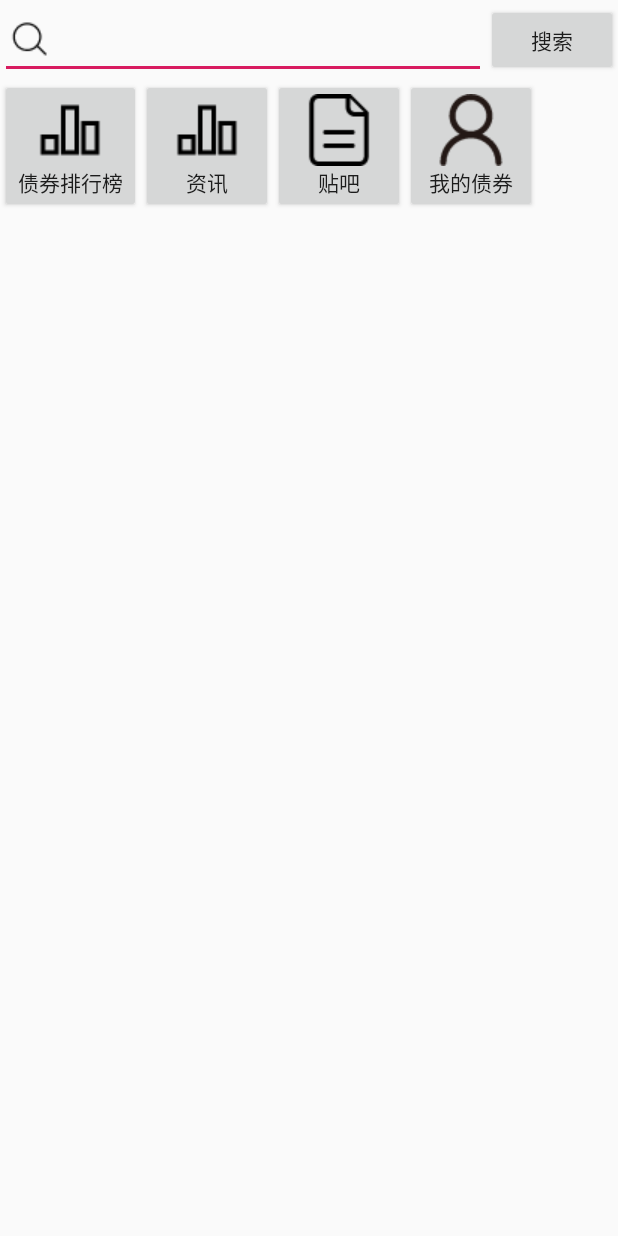
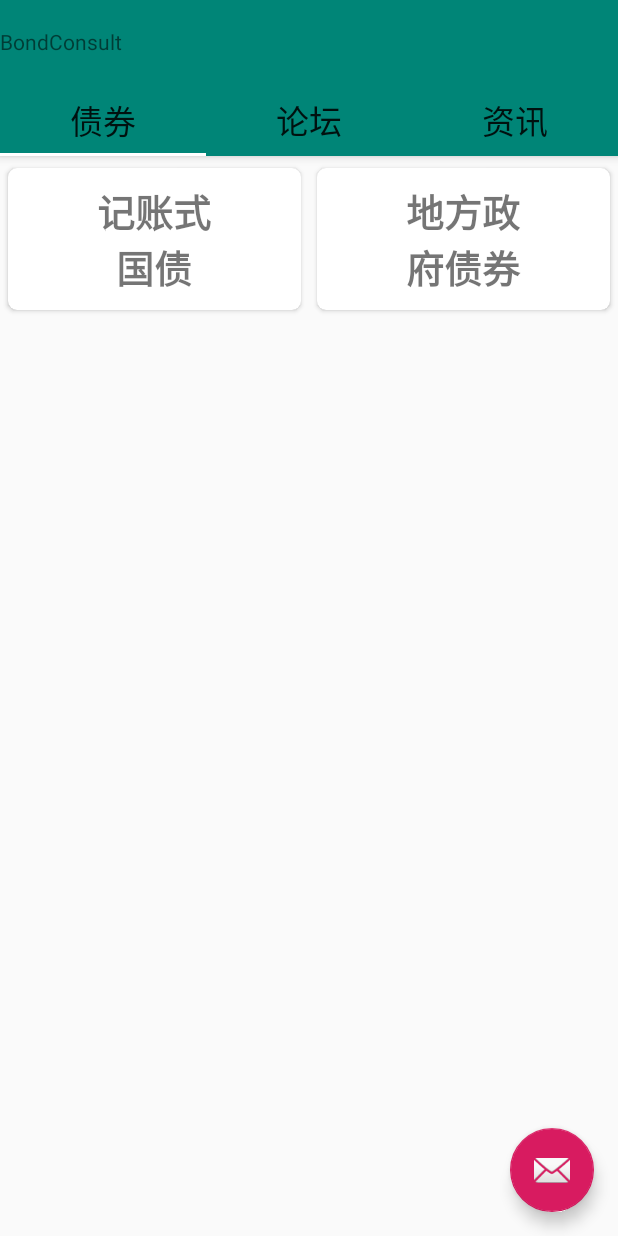
Before and after one commit to iMbaGong/Bond-Consult, an Android app: the screen it shows after launch (FirstPage before the commit, MainActivity after it), on a phone screen of 412 x 824 dp. Run offline under Robolectric (Android 15) with nearby library versions, the phone set to English and light mode, and no system bars.

Commit message:
add mainactivity

```diff
--- a/app/src/main/AndroidManifest.xml
+++ b/app/src/main/AndroidManifest.xml
@@ -11,23 +11,24 @@
         android:roundIcon="@mipmap/ic_launcher_round"
         android:supportsRtl="true"
         android:theme="@style/AppTheme">
-        <activity android:name=".BondInfoActivity"></activity>
-
-        <activity android:name=".BondRankActivity" />
-
-        <activity android:name=".SignUpActivity" />
-        <activity android:name=".LoginActivity" />
-        <activity android:name=".FirstPage">
+        <activity android:name=".MainActivity">
             <intent-filter>
                 <action android:name="android.intent.action.MAIN" />
 
                 <category android:name="android.intent.category.LAUNCHER" />
             </intent-filter>
         </activity>
+        <activity android:name=".BondInfoActivity" />
+        <activity android:name=".BondRankActivity" />
+        <activity android:name=".SignUpActivity" />
+        <activity android:name=".LoginActivity" />
+        <activity android:name=".FirstPage">
+        </activity>
         <activity android:name=".CommentPostActivity" />
         <activity android:name=".PostActivity" />
         <activity android:name=".PostBar" />
         <activity android:name=".NewPostActivity" />
+
         <provider
             android:name="android.support.v4.content.FileProvider"
             android:authorities="com.example.bondconsult.fileprovider"
@@ -42,8 +43,8 @@
             android:name="org.apache.http.legacy"
             android:required="false" />
     </application>
+    <uses-permission android:name="android.permission.INTERNET" />
+
     <uses-permission android:name="android.permission.WRITE_EXTERNAL_STORAGE" />
 
-    <uses-permission android:name="android.permission.INTERNET" />
-
 </manifest>
--- a/app/src/main/java/com/example/bondconsult/BondAdapter.java
+++ b/app/src/main/java/com/example/bondconsult/BondAdapter.java
@@ -14,7 +14,7 @@ import android.widget.TextView;
 import java.util.List;
 
 class BondAdapter extends RecyclerView.Adapter<BondAdapter.ViewHolder>  {
-
+/*********************债券排名Adapter***********************/
     private List<Bond> myBondList;
     private Context context;
 
@@ -38,7 +38,7 @@ class BondAdapter extends RecyclerView.Adapter<BondAdapter.ViewHolder>  {
 
     @Override
     public ViewHolder onCreateViewHolder(final ViewGroup parent, int viewType)
-    {
+        {
         if(context==null){
             context=parent.getContext();
         }
--- a/app/src/main/java/com/example/bondconsult/BondInfoActivity.java
+++ b/app/src/main/java/com/example/bondconsult/BondInfoActivity.java
@@ -11,7 +11,7 @@ import android.view.View;
 import android.widget.TextView;
 
 public class BondInfoActivity extends AppCompatActivity {
-
+/*******************债券详细信息******************/
     @Override
     protected void onCreate(Bundle savedInstanceState) {
         super.onCreate(savedInstanceState);
--- /dev/null
+++ b/app/src/main/java/com/example/bondconsult/BondKindAdapter.java
@@ -0,0 +1,71 @@
+package com.example.bondconsult;
+
+import android.content.Context;
+import android.content.Intent;
+import android.support.annotation.NonNull;
+import android.support.v7.widget.CardView;
+import android.support.v7.widget.RecyclerView;
+import android.view.LayoutInflater;
+import android.view.View;
+import android.view.ViewGroup;
+import android.widget.TextView;
+
+import java.util.List;
+
+public class BondKindAdapter extends RecyclerView.Adapter<BondKindAdapter.ViewHolder>{
+
+        private List<String> mKindList;
+        private Context context;
+
+        static class ViewHolder extends RecyclerView.ViewHolder{
+            CardView cardView;
+            TextView kind;
+
+            public ViewHolder(View view)
+            {
+                super(view);
+                cardView=(CardView)view;
+                kind=view.findViewById(R.id.kind_name);
+            }
+        }
+
+        public BondKindAdapter(List<String> list){
+            mKindList = list;
+        }
+
+    @NonNull
+    @Override
+    public ViewHolder onCreateViewHolder(@NonNull ViewGroup viewGroup, int i) {
+        if(context==null){
+            context=viewGroup.getContext();
+        }
+
+        View view= LayoutInflater.from(context)
+                .inflate(R.layout.bondkind_item,viewGroup,false);
+        final BondKindAdapter.ViewHolder viewHolder = new BondKindAdapter.ViewHolder(view);
+        viewHolder.cardView.setOnClickListener(new View.OnClickListener() {
+            @Override
+            public void onClick(View view) {
+                if(viewHolder.kind!=null){
+                    switch (viewHolder.kind.getText().toString()){
+                        case "记账式\n国债":
+                            context.startActivity(new Intent(context,BondRankActivity.class));
+                    }
+                }
+
+            }
+        });
+
+        return viewHolder;
+    }
+
+    @Override
+    public void onBindViewHolder(@NonNull ViewHolder viewHolder, int i) {
+        viewHolder.kind.setText(mKindList.get(i));
+    }
+
+    @Override
+    public int getItemCount() {
+        return mKindList.size();
+    }
+}
--- a/app/src/main/java/com/example/bondconsult/BondRankActivity.java
+++ b/app/src/main/java/com/example/bondconsult/BondRankActivity.java
@@ -24,6 +24,7 @@ import okhttp3.Request;
 import okhttp3.Response;
 
 public class BondRankActivity extends AppCompatActivity {
+    /*******************债券排名*******************/
 
     static public List<Bond> bondList;
     private ProgressDialog progressDialog;
--- /dev/null
+++ b/app/src/main/java/com/example/bondconsult/Fragment_Bond.java
@@ -0,0 +1,31 @@
+package com.example.bondconsult;
+
+import android.content.Context;
+import android.os.Bundle;
+import android.support.annotation.NonNull;
+import android.support.annotation.Nullable;
+import android.support.v4.app.Fragment;
+import android.support.v7.widget.GridLayoutManager;
+import android.support.v7.widget.RecyclerView;
+import android.view.LayoutInflater;
+import android.view.View;
+import android.view.ViewGroup;
+
+import java.util.ArrayList;
+import java.util.List;
+
+public class Fragment_Bond extends Fragment {
+    @Nullable
+    @Override
+    public View onCreateView(@NonNull LayoutInflater inflater, @Nullable ViewGroup container, @Nullable Bundle savedInstanceState) {
+        View view = inflater.inflate(R.layout.fragment_bond,container,false);
+        RecyclerView recyclerView = view.findViewById(R.id.bond_kind_rev);
+        MainActivity context = (MainActivity)getActivity();
+        recyclerView.setLayoutManager(new GridLayoutManager(context,2));
+        List<String> list = new ArrayList<>();
+        list.add("记账式\n国债");
+        list.add("地方政\n府债券");
+        recyclerView.setAdapter(new BondKindAdapter(list));
+        return view;
+    }
+}
--- /dev/null
+++ b/app/src/main/java/com/example/bondconsult/MainActivity.java
@@ -0,0 +1,22 @@
+package com.example.bondconsult;
+
+import android.support.design.widget.TabLayout;
+import android.support.v4.view.ViewPager;
+import android.support.v7.app.AppCompatActivity;
+import android.os.Bundle;
+import android.view.View;
+
+public class MainActivity extends AppCompatActivity {
+
+    @Override
+    protected void onCreate(Bundle savedInstanceState) {
+        super.onCreate(savedInstanceState);
+        setContentView(R.layout.activity_main);
+
+        mFragmentAdapter mFragmentAdapter = new mFragmentAdapter(getSupportFragmentManager());
+        ViewPager viewPager = (ViewPager)findViewById(R.id.view_pager);
+        viewPager.setAdapter(mFragmentAdapter);
+        TabLayout tabLayout = (TabLayout)findViewById(R.id.tabs);
+        tabLayout.setupWithViewPager(viewPager);
+    }
+}
--- /dev/null
+++ b/app/src/main/java/com/example/bondconsult/mFragmentAdapter.java
@@ -0,0 +1,40 @@
+package com.example.bondconsult;
+
+
+
+import android.support.annotation.Nullable;
+import android.support.v4.app.Fragment;
+import android.support.v4.app.FragmentManager;
+import android.support.v4.app.FragmentPagerAdapter;
+
+public class mFragmentAdapter extends FragmentPagerAdapter {
+
+    private String[] mTitles = new String[]{"债券", "论坛", "资讯"};
+
+    public mFragmentAdapter(FragmentManager fm){
+        super(fm);
+    }
+
+    @Override
+    public Fragment getItem(int position) {
+        if (position == 0) {
+            return new Fragment_Bond();
+        } else if (position == 1) {
+            return new Fragment_Bond();
+        }else if (position==2){
+            return new Fragment_Bond();
+        }
+        return null;
+    }
+
+    @Override
+    public int getCount() {
+        return mTitles.length;
+    }
+
+    @Nullable
+    @Override
+    public CharSequence getPageTitle(int position) {
+        return mTitles[position];
+    }
+}
--- /dev/null
+++ b/app/src/main/res/layout/activity_main.xml
@@ -0,0 +1,43 @@
+<?xml version="1.0" encoding="utf-8"?>
+<android.support.design.widget.CoordinatorLayout
+    xmlns:android="http://schemas.android.com/apk/res/android"
+    xmlns:app="http://schemas.android.com/apk/res-auto"
+    android:layout_width="match_parent"
+    android:layout_height="match_parent"
+    >
+    <android.support.v4.view.ViewPager
+        android:id="@+id/view_pager"
+        android:layout_width="match_parent"
+        android:layout_height="match_parent"
+        app:layout_behavior="@string/appbar_scrolling_view_behavior" />
+
+    <android.support.design.widget.AppBarLayout
+        android:layout_width="match_parent"
+        android:layout_height="wrap_content">
+        <!--android:theme="@style/AppTheme.AppBarOverlay"-->
+
+        <TextView
+            android:layout_width="wrap_content"
+            android:layout_height="wrap_content"
+            android:gravity="center"
+            android:minHeight="?actionBarSize"
+            android:text="@string/app_name"
+            />
+
+        <android.support.design.widget.TabLayout
+            android:id="@+id/tabs"
+            android:layout_width="match_parent"
+            android:layout_height="wrap_content"
+            android:background="?attr/colorPrimary"
+            app:tabIndicatorColor="#ffffffff"
+            app:tabTextAppearance="@style/TextAppearance.AppCompat.Large"/>
+    </android.support.design.widget.AppBarLayout>
+
+    <android.support.design.widget.FloatingActionButton
+        android:id="@+id/fab_main"
+        android:layout_width="wrap_content"
+        android:layout_height="wrap_content"
+        android:layout_gravity="bottom|end"
+        android:layout_margin="@dimen/fab_margin"
+        app:srcCompat="@android:drawable/ic_dialog_email" />
+</android.support.design.widget.CoordinatorLayout>
--- /dev/null
+++ b/app/src/main/res/layout/bondkind_item.xml
@@ -0,0 +1,29 @@
+<?xml version="1.0" encoding="utf-8"?>
+<android.support.v7.widget.CardView
+    xmlns:android="http://schemas.android.com/apk/res/android"
+    xmlns:app="http://schemas.android.com/apk/res-auto"
+    android:layout_width="match_parent"
+    android:layout_height="wrap_content"
+    app:cardCornerRadius="6dp"
+    android:layout_marginTop="8dp"
+    android:layout_marginRight="5dp"
+    android:layout_marginLeft="5dp">
+
+    <LinearLayout
+        android:orientation="vertical"
+        android:layout_width="match_parent"
+        android:layout_height="wrap_content"
+        android:layout_margin="10dp">
+
+        <TextView
+            android:id="@+id/kind_name"
+            android:layout_width="match_parent"
+            android:layout_height="match_parent"
+            android:gravity="center_horizontal"
+            android:textSize="25sp"
+            android:textAlignment="center"
+            android:textStyle="bold"/>
+
+    </LinearLayout>
+
+</android.support.v7.widget.CardView>
--- /dev/null
+++ b/app/src/main/res/layout/fragment_bond.xml
@@ -0,0 +1,12 @@
+<?xml version="1.0" encoding="utf-8"?>
+<LinearLayout
+    xmlns:android="http://schemas.android.com/apk/res/android"
+    android:layout_width="match_parent"
+    android:layout_height="match_parent">
+
+    <android.support.v7.widget.RecyclerView
+        android:id="@+id/bond_kind_rev"
+        android:layout_width="match_parent"
+        android:layout_height="match_parent"/>
+
+</LinearLayout>
```
